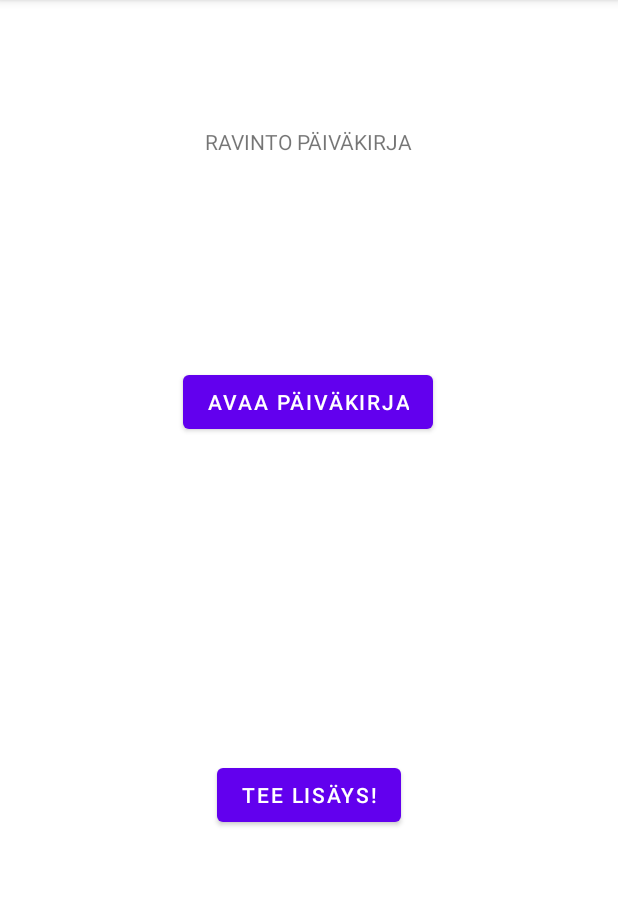
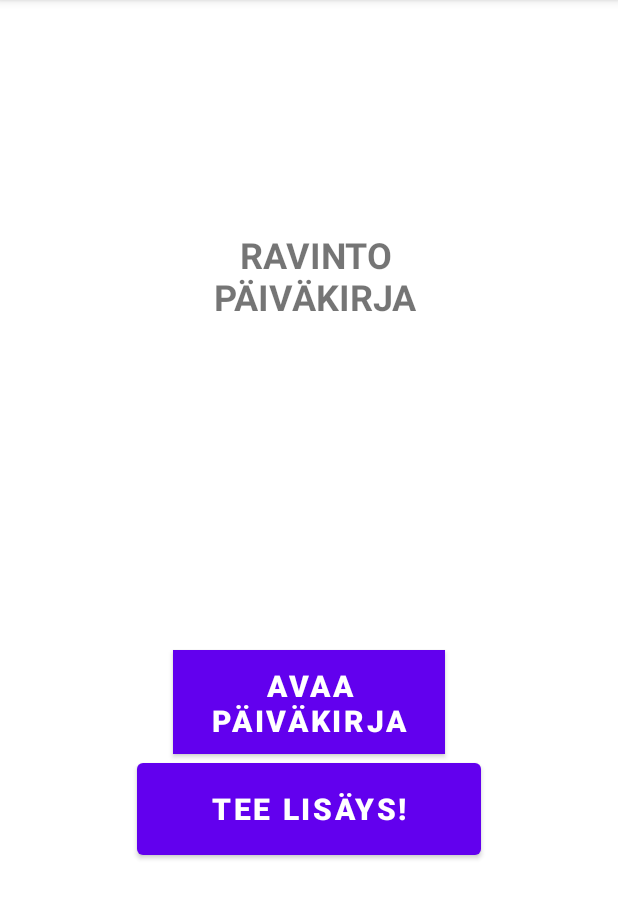
Before and after one commit to Krugou/Terveyssovellusryhm8, an Android app: the MainActivity screen opened directly, with no data from a screen before it, on a phone screen of 412 x 824 dp, the part 84-1003 px from its top. Run offline under Robolectric (Android 15) with nearby library versions, the phone set to English and light mode, and no system bars.

Commit message:
ui testailua

```diff
--- a/app/src/main/res/layout/activity_main.xml
+++ b/app/src/main/res/layout/activity_main.xml
@@ -8,37 +8,63 @@
 
     <TextView
         android:id="@+id/textView2"
-        android:layout_width="wrap_content"
-        android:layout_height="wrap_content"
+        android:layout_width="214dp"
+        android:layout_height="89dp"
         android:text="@string/textview_title"
-        app:layout_constraintBottom_toBottomOf="parent"
-        app:layout_constraintLeft_toLeftOf="parent"
-        app:layout_constraintRight_toRightOf="parent"
-        app:layout_constraintTop_toTopOf="parent"
-        app:layout_constraintVertical_bias="0.113" />
+        android:textAlignment="center"
+        android:textSize="24sp"
+        android:textStyle="bold"
+        app:layout_constraintStart_toStartOf="@+id/guideline27"
+        app:layout_constraintTop_toTopOf="@+id/guideline25" />
 
     <Button
         android:id="@+id/lisaysButton"
-        android:layout_width="wrap_content"
-        android:layout_height="wrap_content"
+        android:layout_width="229dp"
+        android:layout_height="73dp"
         android:onClick="openDiaryEditor"
         android:text="@string/button_teelisays"
-        app:layout_constraintBottom_toBottomOf="parent"
+        android:textAlignment="center"
+        android:textSize="20sp"
+        android:textStyle="bold"
+        app:layout_constraintBottom_toTopOf="@+id/guideline24"
         app:layout_constraintEnd_toEndOf="parent"
         app:layout_constraintHorizontal_bias="0.5"
-        app:layout_constraintStart_toStartOf="parent"
-        app:layout_constraintTop_toBottomOf="@+id/paivakirjaButton" />
+        app:layout_constraintStart_toStartOf="parent" />
 
     <Button
         android:id="@+id/paivakirjaButton"
+        android:layout_width="181dp"
+        android:layout_height="69dp"
+        android:background="#48FF06"
+        android:onClick="openDiary"
+        android:text="@string/button_avaapaivakirja"
+        android:textAlignment="center"
+        android:textSize="20sp"
+        android:textStyle="bold"
+        app:layout_constraintBottom_toTopOf="@+id/lisaysButton"
+        app:layout_constraintEnd_toEndOf="parent"
+        app:layout_constraintHorizontal_bias="0.5"
+        app:layout_constraintStart_toStartOf="parent" />
+
+    <androidx.constraintlayout.widget.Guideline
+        android:id="@+id/guideline24"
         android:layout_width="wrap_content"
         android:layout_height="wrap_content"
-        android:layout_marginTop="244dp"
-        android:onClick="openDiary"
-        android:text="@string/button_avaapaivakirja"
-        app:layout_constraintEnd_toEndOf="parent"
-        app:layout_constraintHorizontal_bias="0.497"
-        app:layout_constraintStart_toStartOf="parent"
-        app:layout_constraintTop_toTopOf="parent" />
+        android:orientation="horizontal"
+        app:layout_constraintGuide_percent="0.75" />
+
+    <androidx.constraintlayout.widget.Guideline
+        android:id="@+id/guideline25"
+        android:layout_width="wrap_content"
+        android:layout_height="wrap_content"
+        android:orientation="horizontal"
+        app:layout_constraintGuide_percent="0.2" />
+
+    <androidx.constraintlayout.widget.Guideline
+        android:id="@+id/guideline27"
+        android:layout_width="wrap_content"
+        android:layout_height="wrap_content"
+        android:orientation="vertical"
+        app:layout_constraintGuide_percent="0.25" />
 
 </androidx.constraintlayout.widget.ConstraintLayout>
```
Also changed, not shown: 1 other file.
